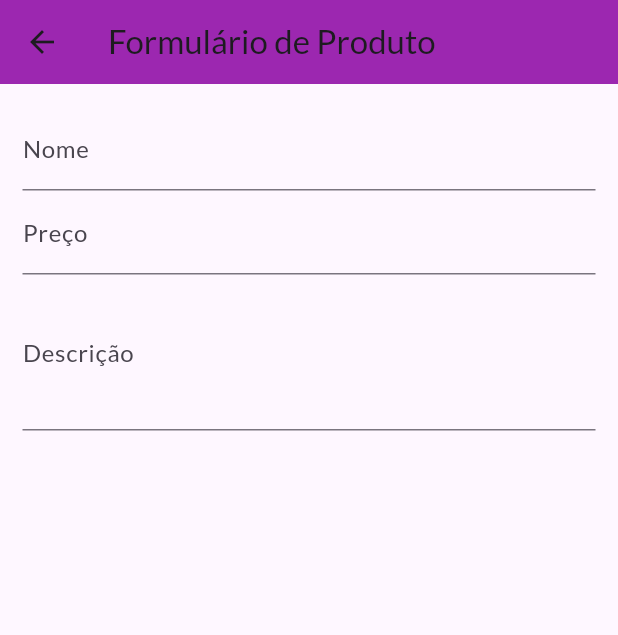
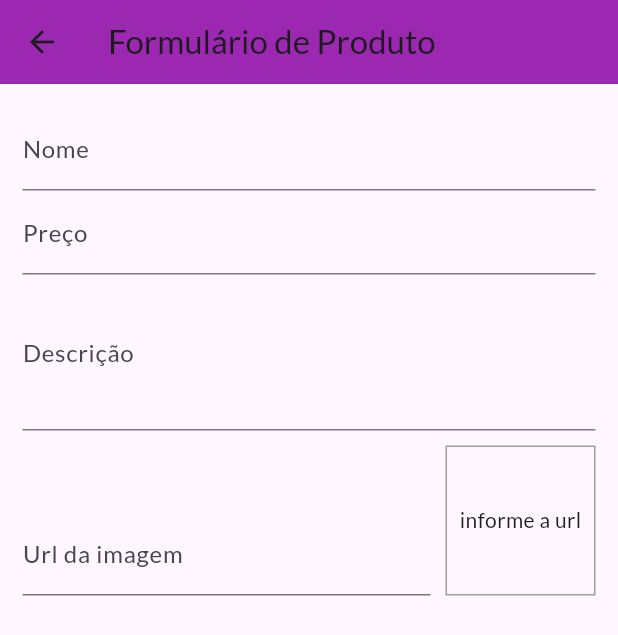
Before and after one commit to LuaDlc/shop, a Flutter app: the ProductFormPage screen opened by its route, on a phone screen of 412 x 824 dp. Shown: the top 635 px of the screen. Run offline on Flutter 3.47's test engine with Material 2 defaults, Android fonts, the phone set to English and light mode, and no system bars; network calls fail.

Commit message:
feat: campo de entrada de url

```diff
--- a/lib/pages/product_form_page.dart
+++ b/lib/pages/product_form_page.dart
@@ -10,6 +10,29 @@ class ProductFormPage extends StatefulWidget {
 class _ProductFormPageState extends State<ProductFormPage> {
   final _priceFocus = FocusNode();
   final _descriptionFocus = FocusNode();
+  final _imageUrlFocus = FocusNode();
+  final _imageUrlController = TextEditingController();
+
+  @override
+  void initState() {
+    super.initState();
+    _imageUrlFocus.addListener(updateImage);
+  }
+
+  @override
+  void dispose() {
+    super.dispose();
+    _priceFocus.dispose();
+    _descriptionFocus.dispose();
+
+    _imageUrlFocus.removeListener(updateImage);
+    _imageUrlFocus.dispose();
+  }
+
+  void updateImage() {
+    setState(() {});
+  }
+
   @override
   Widget build(BuildContext context) {
     return Scaffold(
@@ -41,6 +64,35 @@ class _ProductFormPageState extends State<ProductFormPage> {
                 keyboardType: TextInputType.multiline,
                 maxLines: 3,
               ),
+              Row(
+                crossAxisAlignment: CrossAxisAlignment.end,
+                children: [
+                  Expanded(
+                    child: TextFormField(
+                      decoration:
+                          const InputDecoration(labelText: 'Url da imagem'),
+                      keyboardType: TextInputType.url,
+                      textInputAction: TextInputAction.done,
+                      focusNode: _imageUrlFocus,
+                      controller: _imageUrlController,
+                    ),
+                  ),
+                  Container(
+                    height: 100,
+                    width: 100,
+                    margin: const EdgeInsets.only(top: 10, left: 10),
+                    decoration: BoxDecoration(
+                        border: Border.all(color: Colors.grey, width: 1)),
+                    alignment: Alignment.center,
+                    child: _imageUrlController.text.isEmpty
+                        ? const Text('informe a url')
+                        : FittedBox(
+                            fit: BoxFit.cover,
+                            child: Image.network(_imageUrlController.text),
+                          ),
+                  )
+                ],
+              ),
             ],
           )),
         ));
```
